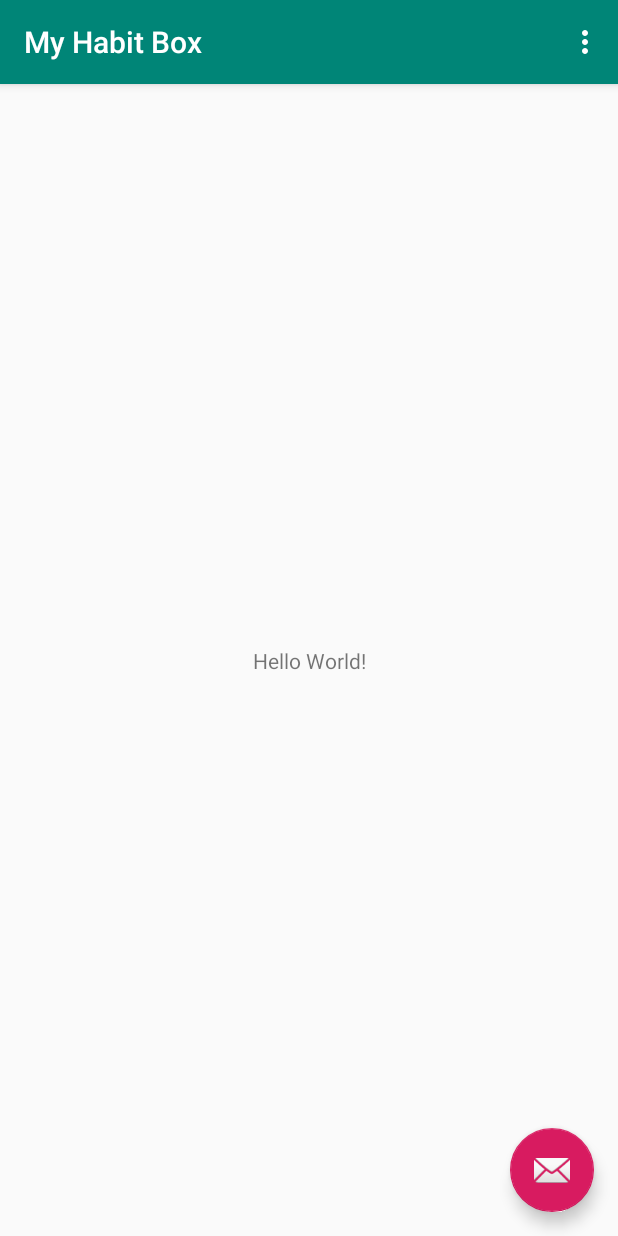
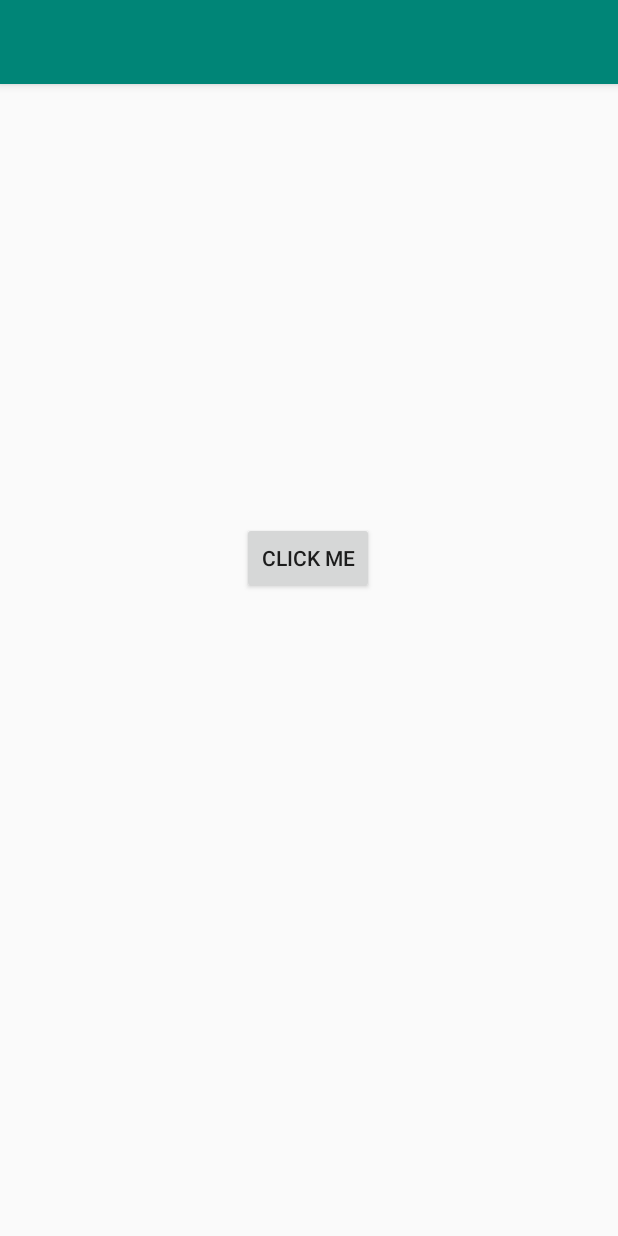
Before and after one commit to MalikHak/MyHabitBox, an Android app: the screen it shows after launch (MainActivity), on a phone screen of 412 x 824 dp. Run offline under Robolectric (Android 15) with nearby library versions, the phone set to English and light mode, and no system bars.

Commit message:
Second Commit

```diff
--- a/app/src/main/java/app/auaf/myhabitbox/MainActivity.java
+++ b/app/src/main/java/app/auaf/myhabitbox/MainActivity.java
@@ -11,45 +11,27 @@ import androidx.appcompat.widget.Toolbar;
 import android.view.View;
 import android.view.Menu;
 import android.view.MenuItem;
+import android.widget.Button;
+import android.widget.Toast;
 
 public class MainActivity extends AppCompatActivity {
 
+    Button btnClick;
     @Override
     protected void onCreate(Bundle savedInstanceState) {
         super.onCreate(savedInstanceState);
         setContentView(R.layout.activity_main);
-        Toolbar toolbar = findViewById(R.id.toolbar);
-        setSupportActionBar(toolbar);
 
-        FloatingActionButton fab = findViewById(R.id.fab);
-        fab.setOnClickListener(new View.OnClickListener() {
+        btnClick=findViewById(R.id.buttonClickMe);
+
+
+        btnClick.setOnClickListener(new View.OnClickListener() {
             @Override
-            public void onClick(View view) {
-                Snackbar.make(view, "Replace with your own action", Snackbar.LENGTH_LONG)
-                        .setAction("Action", null).show();
+            public void onClick(View v) {
+                Toast.makeText(MainActivity.this, "Welcome to the APP", Toast.LENGTH_SHORT).show();
             }
         });
+
     }
 
-    @Override
-    public boolean onCreateOptionsMenu(Menu menu) {
-        // Inflate the menu; this adds items to the action bar if it is present.
-        getMenuInflater().inflate(R.menu.menu_main, menu);
-        return true;
-    }
-
-    @Override
-    public boolean onOptionsItemSelected(MenuItem item) {
-        // Handle action bar item clicks here. The action bar will
-        // automatically handle clicks on the Home/Up button, so long
-        // as you specify a parent activity in AndroidManifest.xml.
-        int id = item.getItemId();
-
-        //noinspection SimplifiableIfStatement
-        if (id == R.id.action_settings) {
-            return true;
-        }
-
-        return super.onOptionsItemSelected(item);
-    }
 }
--- a/app/src/main/res/layout/activity_main.xml
+++ b/app/src/main/res/layout/activity_main.xml
@@ -24,6 +24,7 @@
 
     <com.google.android.material.floatingactionbutton.FloatingActionButton
         android:id="@+id/fab"
+        android:visibility="gone"
         android:layout_width="wrap_content"
         android:layout_height="wrap_content"
         android:layout_gravity="bottom|end"
--- a/app/src/main/res/layout/content_main.xml
+++ b/app/src/main/res/layout/content_main.xml
@@ -8,13 +8,15 @@
     tools:context=".MainActivity"
     tools:showIn="@layout/activity_main">
 
-    <TextView
+
+    <Button
+        android:id="@+id/buttonClickMe"
         android:layout_width="wrap_content"
         android:layout_height="wrap_content"
-        android:text="Hello World!"
-        app:layout_constraintBottom_toBottomOf="parent"
-        app:layout_constraintLeft_toLeftOf="parent"
-        app:layout_constraintRight_toRightOf="parent"
+        android:layout_marginTop="292dp"
+        android:text="Click Me"
+        app:layout_constraintEnd_toEndOf="parent"
+        app:layout_constraintHorizontal_bias="0.498"
+        app:layout_constraintStart_toStartOf="parent"
         app:layout_constraintTop_toTopOf="parent" />
-
 </androidx.constraintlayout.widget.ConstraintLayout>
```
Also changed, not shown: app/src/main/AndroidManifest.xml (+7 -0 lines).
